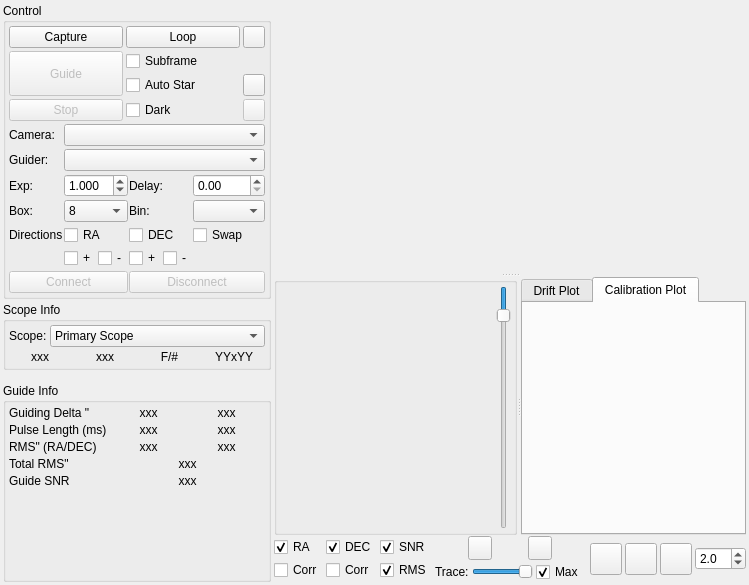
Old version of the form kstars/ekos/guide/guide.ui in the repository KDE/kstars.
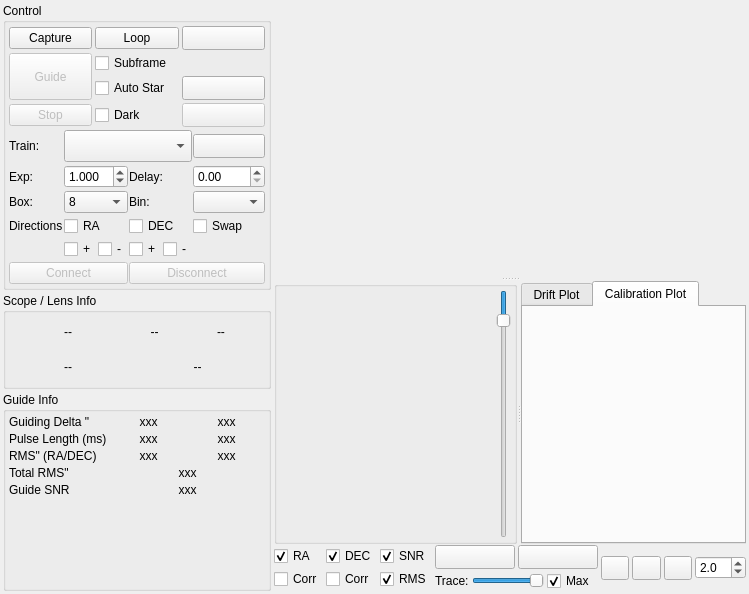
New version of the form. Icons and pictures are not drawn. Custom widgets are drawn as their Qt base class.

Commit message:
Add support for DSLR lenses. User can select either scope or lens in equipment...
Add support for DSLR lenses. User can select either scope or lens in equipment profile. Ekos will not read INDI telescope information but will always enforce profile scope and lens selection in the INDI driver

```diff
--- a/kstars/ekos/guide/guide.ui
+++ b/kstars/ekos/guide/guide.ui
@@ -7,7 +7,7 @@
     <x>0</x>
     <y>0</y>
     <width>749</width>
-    <height>585</height>
+    <height>594</height>
    </rect>
   </property>
   <layout class="QHBoxLayout" name="horizontalLayout_8" stretch="1,3">
@@ -69,6 +69,12 @@
           </item>
           <item row="0" column="0">
            <widget class="QPushButton" name="captureB">
+            <property name="sizePolicy">
+             <sizepolicy hsizetype="Preferred" vsizetype="Fixed">
+              <horstretch>0</horstretch>
+              <verstretch>0</verstretch>
+             </sizepolicy>
+            </property>
             <property name="text">
              <string>Capture</string>
             </property>
@@ -79,6 +85,12 @@
             <property name="enabled">
              <bool>false</bool>
             </property>
+            <property name="sizePolicy">
+             <sizepolicy hsizetype="Preferred" vsizetype="Fixed">
+              <horstretch>0</horstretch>
+              <verstretch>0</verstretch>
+             </sizepolicy>
+            </property>
             <property name="text">
              <string>Stop</string>
             </property>
@@ -88,14 +100,8 @@
            <widget class="QPushButton" name="showFITSViewerB">
             <property name="minimumSize">
              <size>
-              <width>22</width>
-              <height>22</height>
-             </size>
-            </property>
-            <property name="maximumSize">
-             <size>
-              <width>22</width>
-              <height>22</height>
+              <width>24</width>
+              <height>24</height>
              </size>
             </property>
             <property name="toolTip">
@@ -104,20 +110,20 @@
             <property name="text">
              <string/>
             </property>
+            <property name="iconSize">
+             <size>
+              <width>24</width>
+              <height>24</height>
+             </size>
+            </property>
            </widget>
           </item>
           <item row="2" column="2">
            <widget class="QPushButton" name="clearCalibrationB">
             <property name="minimumSize">
              <size>
-              <width>22</width>
-              <height>22</height>
-             </size>
-            </property>
-            <property name="maximumSize">
-             <size>
-              <width>22</width>
-              <height>22</height>
+              <width>24</width>
+              <height>24</height>
              </size>
             </property>
             <property name="toolTip">
@@ -132,8 +138,8 @@
             </property>
             <property name="iconSize">
              <size>
-              <width>22</width>
-              <height>22</height>
+              <width>24</width>
+              <height>24</height>
              </size>
             </property>
            </widget>
@@ -145,14 +151,8 @@
             </property>
             <property name="minimumSize">
              <size>
-              <width>22</width>
-              <height>22</height>
-             </size>
-            </property>
-            <property name="maximumSize">
-             <size>
-              <width>22</width>
-              <height>22</height>
+              <width>24</width>
+              <height>24</height>
              </size>
             </property>
             <property name="toolTip">
@@ -167,8 +167,8 @@
             </property>
             <property name="iconSize">
              <size>
-              <width>22</width>
-              <height>22</height>
+              <width>24</width>
+              <height>24</height>
              </size>
             </property>
            </widget>
@@ -196,7 +196,7 @@
              <bool>false</bool>
             </property>
             <property name="sizePolicy">
-             <sizepolicy hsizetype="Minimum" vsizetype="Preferred">
+             <sizepolicy hsizetype="Preferred" vsizetype="Preferred">
               <horstretch>0</horstretch>
               <verstretch>0</verstretch>
              </sizepolicy>
@@ -232,135 +232,7 @@
           <property name="verticalSpacing">
            <number>3</number>
           </property>
-          <item row="5" column="2">
-           <widget class="QCheckBox" name="checkBox_DirDEC">
-            <property name="toolTip">
-             <string>Guide Declination Axis</string>
-            </property>
-            <property name="styleSheet">
-             <string notr="true"/>
-            </property>
-            <property name="text">
-             <string>DEC</string>
-            </property>
-           </widget>
-          </item>
-          <item row="6" column="2">
-           <layout class="QHBoxLayout" name="horizontalLayout_10">
-            <property name="spacing">
-             <number>2</number>
-            </property>
-            <item>
-             <widget class="QCheckBox" name="northControlCheck">
-              <property name="toolTip">
-               <string>North Direction Guiding</string>
-              </property>
-              <property name="text">
-               <string>+</string>
-              </property>
-             </widget>
-            </item>
-            <item>
-             <widget class="QCheckBox" name="southControlCheck">
-              <property name="toolTip">
-               <string>South Direction Guiding</string>
-              </property>
-              <property name="text">
-               <string>-</string>
-              </property>
-             </widget>
-            </item>
-           </layout>
-          </item>
-          <item row="1" column="1" colspan="3">
-           <widget class="QComboBox" name="guiderCombo"/>
-          </item>
-          <item row="7" column="2" colspan="2">
-           <widget class="QPushButton" name="externalDisconnectB">
-            <property name="enabled">
-             <bool>false</bool>
-            </property>
-            <property name="toolTip">
-             <string>Disconnect from external guiding application.</string>
-            </property>
-            <property name="text">
-             <string>Disconnect</string>
-            </property>
-           </widget>
-          </item>
-          <item row="2" column="2">
-           <widget class="QLabel" name="label_4">
-            <property name="toolTip">
-             <string>Guide camera binning. It is recommended to set binning to 2x2 or higher.</string>
-            </property>
-            <property name="text">
-             <string>Delay:</string>
-            </property>
-           </widget>
-          </item>
-          <item row="0" column="1" colspan="3">
-           <widget class="QComboBox" name="cameraCombo"/>
-          </item>
-          <item row="0" column="0">
-           <widget class="QLabel" name="label">
-            <property name="text">
-             <string>Camera:</string>
-            </property>
-           </widget>
-          </item>
-          <item row="3" column="1">
-           <widget class="QComboBox" name="boxSizeCombo">
-            <item>
-             <property name="text">
-              <string>8</string>
-             </property>
-            </item>
-            <item>
-             <property name="text">
-              <string>16</string>
-             </property>
-            </item>
-            <item>
-             <property name="text">
-              <string>32</string>
-             </property>
-            </item>
-            <item>
-             <property name="text">
-              <string>64</string>
-             </property>
-            </item>
-            <item>
-             <property name="text">
-              <string>128</string>
-             </property>
-            </item>
-           </widget>
-          </item>
           <item row="5" column="1">
-           <widget class="QCheckBox" name="checkBox_DirRA">
-            <property name="toolTip">
-             <string>Guide Right Ascention Axis</string>
-            </property>
-            <property name="styleSheet">
-             <string notr="true"/>
-            </property>
-            <property name="text">
-             <string>RA</string>
-            </property>
-           </widget>
-          </item>
-          <item row="3" column="0">
-           <widget class="QLabel" name="label_5">
-            <property name="toolTip">
-             <string>Guide star tracking box size. Box size must be set in accordance to the selected star size.</string>
-            </property>
-            <property name="text">
-             <string>Box:</string>
-            </property>
-           </widget>
-          </item>
-          <item row="6" column="1">
            <layout class="QHBoxLayout" name="horizontalLayout_7">
             <property name="spacing">
              <number>2</number>
@@ -387,7 +259,33 @@
             </item>
            </layout>
           </item>
-          <item row="2" column="1">
+          <item row="6" column="0" colspan="2">
+           <widget class="QPushButton" name="externalConnectB">
+            <property name="enabled">
+             <bool>false</bool>
+            </property>
+            <property name="toolTip">
+             <string>Connect to external guiding application.</string>
+            </property>
+            <property name="text">
+             <string>Connect</string>
+            </property>
+           </widget>
+          </item>
+          <item row="4" column="2">
+           <widget class="QCheckBox" name="checkBox_DirDEC">
+            <property name="toolTip">
+             <string>Guide Declination Axis</string>
+            </property>
+            <property name="styleSheet">
+             <string notr="true"/>
+            </property>
+            <property name="text">
+             <string>DEC</string>
+            </property>
+           </widget>
+          </item>
+          <item row="1" column="1">
            <widget class="NonLinearDoubleSpinBox" name="exposureIN">
             <property name="decimals">
              <number>3</number>
@@ -400,14 +298,17 @@
             </property>
            </widget>
           </item>
-          <item row="5" column="0">
-           <widget class="QLabel" name="l_9">
+          <item row="2" column="0">
+           <widget class="QLabel" name="label_5">
+            <property name="toolTip">
+             <string>Guide star tracking box size. Box size must be set in accordance to the selected star size.</string>
+            </property>
             <property name="text">
-             <string>Directions</string>
+             <string>Box:</string>
             </property>
            </widget>
           </item>
-          <item row="2" column="0">
+          <item row="1" column="0">
            <widget class="QLabel" name="label_3">
             <property name="toolTip">
              <string>Exposure time in seconds</string>
@@ -417,7 +318,23 @@
             </property>
            </widget>
           </item>
-          <item row="5" column="3">
+          <item row="2" column="3">
+           <widget class="QComboBox" name="binningCombo"/>
+          </item>
+          <item row="6" column="2" colspan="2">
+           <widget class="QPushButton" name="externalDisconnectB">
+            <property name="enabled">
+             <bool>false</bool>
+            </property>
+            <property name="toolTip">
+             <string>Disconnect from external guiding application.</string>
+            </property>
+            <property name="text">
+             <string>Disconnect</string>
+            </property>
+           </widget>
+          </item>
+          <item row="4" column="3">
            <widget class="QCheckBox" name="swapCheck">
             <property name="toolTip">
              <string>Swap DEC direction pulses. This value is determined automatically from the calibration procedure, only override if necessary.</string>
@@ -430,17 +347,7 @@
             </property>
            </widget>
           </item>
-          <item row="1" column="0">
-           <widget class="QLabel" name="label_2">
-            <property name="toolTip">
-             <string>Select which device receives the guiding correction commands.</string>
-            </property>
-            <property name="text">
-             <string>Guider:</string>
-            </property>
-           </widget>
-          </item>
-          <item row="3" column="2">
+          <item row="2" column="2">
            <widget class="QLabel" name="label_8">
             <property name="toolTip">
              <string>Apply filter to image after capture to enhance it</string>
@@ -450,23 +357,44 @@
             </property>
            </widget>
           </item>
-          <item row="7" column="0" colspan="2">
-           <widget class="QPushButton" name="externalConnectB">
-            <property name="enabled">
-             <bool>false</bool>
+          <item row="1" column="2">
+           <widget class="QLabel" name="label_4">
+            <property name="toolTip">
+             <string>Guide camera binning. It is recommended to set binning to 2x2 or higher.</string>
             </property>
+            <property name="text">
+             <string>Delay:</string>
+            </property>
+           </widget>
+          </item>
+          <item row="4" column="1">
+           <widget class="QCheckBox" name="checkBox_DirRA">
             <property name="toolTip">
              <string>Connect to external guiding application.</string>
             </property>
+            <property name="styleSheet">
+             <string notr="true"/>
+            </property>
             <property name="text">
-             <string>Connect</string>
+             <string>RA</string>
             </property>
            </widget>
           </item>
-          <item row="3" column="3">
-           <widget class="QComboBox" name="binningCombo"/>
+          <item row="0" column="0">
+           <widget class="QLabel" name="label">
+            <property name="text">
+             <string>Train:</string>
+            </property>
+           </widget>
           </item>
-          <item row="2" column="3">
+          <item row="4" column="0">
+           <widget class="QLabel" name="l_9">
+            <property name="text">
+             <string>Directions</string>
+            </property>
+           </widget>
+          </item>
+          <item row="1" column="3">
            <widget class="QDoubleSpinBox" name="GuideDelay">
             <property name="toolTip">
              <string>Delay next guide exposure this many seconds after a pulse is sent</string>
@@ -476,6 +404,95 @@
             </property>
            </widget>
           </item>
+          <item row="5" column="2">
+           <layout class="QHBoxLayout" name="horizontalLayout_10">
+            <property name="spacing">
+             <number>2</number>
+            </property>
+            <item>
+             <widget class="QCheckBox" name="northControlCheck">
+              <property name="toolTip">
+               <string>North Direction Guiding</string>
+              </property>
+              <property name="text">
+               <string>+</string>
+              </property>
+             </widget>
+            </item>
+            <item>
+             <widget class="QCheckBox" name="southControlCheck">
+              <property name="toolTip">
+               <string>South Direction Guiding</string>
+              </property>
+              <property name="text">
+               <string>-</string>
+              </property>
+             </widget>
+            </item>
+           </layout>
+          </item>
+          <item row="2" column="1">
+           <widget class="QComboBox" name="boxSizeCombo">
+            <item>
+             <property name="text">
+              <string>8</string>
+             </property>
+            </item>
+            <item>
+             <property name="text">
+              <string>16</string>
+             </property>
+            </item>
+            <item>
+             <property name="text">
+              <string>32</string>
+             </property>
+            </item>
+            <item>
+             <property name="text">
+              <string>64</string>
+             </property>
+            </item>
+            <item>
+             <property name="text">
+              <string>128</string>
+             </property>
+            </item>
+           </widget>
+          </item>
+          <item row="0" column="1" colspan="2">
+           <widget class="QComboBox" name="opticalTrainCombo">
+            <property name="minimumSize">
+             <size>
+              <width>0</width>
+              <height>32</height>
+             </size>
+            </property>
+           </widget>
+          </item>
+          <item row="0" column="3">
+           <widget class="QPushButton" name="trainB">
+            <property name="minimumSize">
+             <size>
+              <width>24</width>
+              <height>24</height>
+             </size>
+            </property>
+            <property name="text">
+             <string/>
+            </property>
+            <property name="icon">
+             <iconset theme="document-edit">
+              <normaloff>.</normaloff>.</iconset>
+            </property>
+            <property name="iconSize">
+             <size>
+              <width>24</width>
+              <height>24</height>
+             </size>
+            </property>
+           </widget>
+          </item>
          </layout>
         </item>
        </layout>
@@ -484,12 +501,9 @@
      <item>
       <widget class="QGroupBox" name="infoGroupScope">
        <property name="title">
-        <string>Scope Info</string>
+        <string>Scope / Lens Info</string>
        </property>
-       <layout class="QVBoxLayout" name="guideInfoScopeLayout">
-        <property name="spacing">
-         <number>3</number>
-        </property>
+       <layout class="QGridLayout" name="gridLayout_2">
         <property name="leftMargin">
          <number>3</number>
         </property>
@@ -502,132 +516,181 @@
         <property name="bottomMargin">
          <number>3</number>
         </property>
-        <item>
-         <layout class="QHBoxLayout" name="horizontalLayout_6">
-          <property name="spacing">
-           <number>3</number>
+        <property name="spacing">
+         <number>3</number>
+        </property>
+        <item row="1" column="3" colspan="3">
+         <widget class="QLabel" name="l_FOV">
+          <property name="toolTip">
+           <string>Field of View (arcmin)</string>
           </property>
-          <item>
-           <widget class="QLabel" name="label_6">
-            <property name="text">
-             <string>Scope:</string>
-            </property>
-           </widget>
-          </item>
-          <item>
-           <widget class="QComboBox" name="FOVScopeCombo">
-            <property name="sizePolicy">
-             <sizepolicy hsizetype="MinimumExpanding" vsizetype="Fixed">
-              <horstretch>0</horstretch>
-              <verstretch>0</verstretch>
-             </sizepolicy>
-            </property>
-            <property name="toolTip">
-             <string>&lt;html&gt;&lt;head/&gt;&lt;body&gt;&lt;p&gt;Select which telescope to use when performing Field of View calculations.&lt;/p&gt;&lt;/body&gt;&lt;/html&gt;</string>
-            </property>
-            <item>
-             <property name="text">
-              <string>Primary Scope</string>
-             </property>
-            </item>
-            <item>
-             <property name="text">
-              <string>Guide Scope</string>
-             </property>
-            </item>
-           </widget>
-          </item>
-         </layout>
+          <property name="text">
+           <string>--</string>
+          </property>
+          <property name="scaledContents">
+           <bool>false</bool>
+          </property>
+          <property name="alignment">
+           <set>Qt::AlignCenter|Qt::AlignHCenter|Qt::AlignLeading|Qt::AlignLeft|Qt::AlignVCenter</set>
+          </property>
+         </widget>
         </item>
-        <item>
-         <layout class="QHBoxLayout" name="horizontalLayout_9">
-          <property name="spacing">
-           <number>3</number>
+        <item row="0" column="0">
+         <widget class="QLabel" name="focalLengthIcon">
+          <property name="minimumSize">
+           <size>
+            <width>32</width>
+            <height>32</height>
+           </size>
           </property>
-          <item>
-           <widget class="QLabel" name="l_Focal">
-            <property name="toolTip">
-             <string>Focal Length (mm)</string>
-            </property>
-            <property name="text">
-             <string notr="true">xxx</string>
-            </property>
-            <property name="scaledContents">
-             <bool>false</bool>
-            </property>
-            <property name="alignment">
-             <set>Qt::AlignLeading|Qt::AlignCenter|Qt::AlignVCenter</set>
-            </property>
-           </widget>
-          </item>
-          <item>
-           <widget class="QLabel" name="l_Aperture">
-            <property name="toolTip">
-             <string>Aperture (mm)</string>
-            </property>
-            <property name="text">
-             <string notr="true">xxx</string>
-            </property>
-            <property name="alignment">
-             <set>Qt::AlignLeading|Qt::AlignCenter|Qt::AlignVCenter</set>
-            </property>
-            <property name="scaledContents">
-             <bool>false</bool>
-            </property>
-           </widget>
-          </item>
-          <item>
-           <widget class="QLabel" name="l_FbyD">
-            <property name="toolTip">
-             <string>Focal Ratio</string>
-            </property>
-            <property name="text">
-             <string notr="true">F/#</string>
-            </property>
-            <property name="alignment">
-             <set>Qt::AlignLeading|Qt::AlignCenter|Qt::AlignVCenter</set>
-            </property>
-            <property name="scaledContents">
-             <bool>false</bool>
-            </property>
-           </widget>
-          </item>
-          <item>
-           <widget class="QLabel" name="l_FOV">
-            <property name="toolTip">
-             <string>Field of View (arcmin)</string>
-            </property>
-            <property name="text">
-             <string>YYxYY</string>
-            </property>
-            <property name="scaledContents">
-             <bool>false</bool>
-            </property>
-            <property name="alignment">
-             <set>Qt::AlignLeading|Qt::AlignCenter|Qt::AlignVCenter</set>
-            </property>
-           </widget>
-          </item>
-         </layout>
+          <property name="maximumSize">
+           <size>
+            <width>32</width>
+            <height>32</height>
+           </size>
+          </property>
+          <property name="text">
+           <string/>
+          </property>
+         </widget>
+        </item>
+        <item row="1" column="2">
+         <widget class="QLabel" name="FOVIcon">
+          <property name="minimumSize">
+           <size>
+            <width>32</width>
+            <height>32</height>
+           </size>
+          </property>
+          <property name="maximumSize">
+           <size>
+            <width>32</width>
+            <height>32</height>
+           </size>
+          </property>
+          <property name="text">
+           <string/>
+          </property>
+         </widget>
+        </item>
+        <item row="0" column="3">
+         <widget class="QLabel" name="l_Aperture">
+          <property name="toolTip">
+           <string>Aperture (mm)</string>
+          </property>
+          <property name="text">
+           <string notr="true">--</string>
+          </property>
+          <property name="scaledContents">
+           <bool>false</bool>
+          </property>
+          <property name="alignment">
+           <set>Qt::AlignCenter|Qt::AlignHCenter|Qt::AlignLeading|Qt::AlignLeft|Qt::AlignVCenter</set>
+          </property>
+         </widget>
+        </item>
+        <item row="0" column="2">
+         <widget class="QLabel" name="apertureIcon">
+          <property name="minimumSize">
+           <size>
+            <width>32</width>
+            <height>32</height>
+           </size>
+          </property>
+          <property name="maximumSize">
+           <size>
+            <width>32</width>
+            <height>32</height>
+           </size>
+          </property>
+          <property name="text">
+           <string/>
+          </property>
+         </widget>
+        </item>
+        <item row="1" column="0">
+         <widget class="QLabel" name="focalRatioIcon">
+          <property name="minimumSize">
+           <size>
+            <width>32</width>
+            <height>32</height>
+           </size>
+          </property>
+          <property name="maximumSize">
+           <size>
+            <width>32</width>
+            <height>32</height>
+           </size>
+          </property>
+          <property name="text">
+           <string/>
+          </property>
+         </widget>
+        </item>
+        <item row="0" column="1">
+         <widget class="QLabel" name="l_Focal">
+          <property name="toolTip">
+           <string>Focal Length (mm)</string>
+          </property>
+          <property name="text">
+           <string notr="true">--</string>
+          </property>
+          <property name="scaledContents">
+           <bool>false</bool>
+          </property>
+          <property name="alignment">
+           <set>Qt::AlignCenter|Qt::AlignHCenter|Qt::AlignLeading|Qt::AlignLeft|Qt::AlignVCenter</set>
+          </property>
+         </widget>
+        </item>
+        <item row="0" column="5">
+         <widget class="QLabel" name="l_Reducer">
+          <property name="toolTip">
+           <string>Reducer</string>
+          </property>
+          <property name="text">
+           <string>--</string>
+          </property>
+         </widget>
+        </item>
+        <item row="1" column="1">
+         <widget class="QLabel" name="l_FbyD">
+          <property name="toolTip">
+           <string>Focal Ratio</string>
+          </property>
+          <property name="text">
+           <string notr="true">--</string>
+          </property>
+          <property name="scaledContents">
+           <bool>false</bool>
+          </property>
+          <property name="alignment">
+           <set>Qt::AlignCenter|Qt::AlignHCenter|Qt::AlignLeading|Qt::AlignLeft|Qt::AlignVCenter</set>
+          </property>
+         </widget>
+        </item>
+        <item row="0" column="4">
+         <widget class="QLabel" name="reducerIcon">
+          <property name="minimumSize">
+           <size>
+            <width>32</width>
+            <height>32</height>
+           </size>
+          </property>
+          <property name="maximumSize">
+           <size>
+            <width>32</width>
+            <height>32</height>
+           </size>
+          </property>
+          <property name="text">
+           <string/>
+          </property>
+         </widget>
         </item>
        </layout>
       </widget>
      </item>
-     <item>
-      <spacer name="verticalSpacer">
-       <property name="orientation">
-        <enum>Qt::Vertical</enum>
-       </property>
-       <property name="sizeType">
-        <enum>QSizePolicy::Fixed</enum>
-       </property>
-       <property name="sizeHint" stdset="0">
-        <size>
-          <height>10</height>
-        </size>
-       </property>
-      </spacer>
-     </item>   
      <item>
       <widget class="QGroupBox" name="infoGroup">
        <property name="title">
@@ -682,7 +745,7 @@
                <string notr="true">xxx</string>
               </property>
               <property name="alignment">
-               <set>Qt::AlignLeading|Qt::AlignCenter|Qt::AlignVCenter</set>
+               <set>Qt::AlignCenter|Qt::AlignHCenter|Qt::AlignLeading|Qt::AlignLeft|Qt::AlignVCenter</set>
               </property>
              </widget>
             </item>
@@ -695,7 +758,7 @@
                <string notr="true">xxx</string>
               </property>
               <property name="alignment">
-               <set>Qt::AlignLeading|Qt::AlignCenter|Qt::AlignVCenter</set>
+               <set>Qt::AlignCenter|Qt::AlignHCenter|Qt::AlignLeading|Qt::AlignLeft|Qt::AlignVCenter</set>
               </property>
              </widget>
             </item>
@@ -715,7 +778,7 @@
                <string notr="true">xxx</string>
               </property>
               <property name="alignment">
-               <set>Qt::AlignLeading|Qt::AlignCenter|Qt::AlignVCenter</set>
+               <set>Qt::AlignCenter|Qt::AlignHCenter|Qt::AlignLeading|Qt::AlignLeft|Qt::AlignVCenter</set>
               </property>
              </widget>
             </item>
@@ -728,7 +791,7 @@
                <string notr="true">xxx</string>
               </property>
               <property name="alignment">
-               <set>Qt::AlignLeading|Qt::AlignCenter|Qt::AlignVCenter</set>
+               <set>Qt::AlignCenter|Qt::AlignHCenter|Qt::AlignLeading|Qt::AlignLeft|Qt::AlignVCenter</set>
               </property>
              </widget>
             </item>
@@ -758,7 +821,7 @@
                <string notr="true">xxx</string>
               </property>
               <property name="alignment">
-               <set>Qt::AlignLeading|Qt::AlignCenter|Qt::AlignVCenter</set>
+               <set>Qt::AlignCenter|Qt::AlignHCenter|Qt::AlignLeading|Qt::AlignLeft|Qt::AlignVCenter</set>
               </property>
              </widget>
             </item>
@@ -771,7 +834,7 @@
                <string notr="true">xxx</string>
               </property>
               <property name="alignment">
-               <set>Qt::AlignLeading|Qt::AlignCenter|Qt::AlignVCenter</set>
+               <set>Qt::AlignCenter|Qt::AlignHCenter|Qt::AlignLeading|Qt::AlignLeft|Qt::AlignVCenter</set>
               </property>
              </widget>
             </item>
@@ -1235,16 +1298,9 @@
                <height>24</height>
               </size>
              </property>
-             <property name="maximumSize">
-              <size>
-               <width>24</width>
-               <height>24</height>
-              </size>
-             </property>
              <property name="font">
               <font>
                <pointsize>16</pointsize>
-               <weight>75</weight>
                <bold>true</bold>
               </font>
              </property>
@@ -1254,6 +1310,12 @@
              <property name="text">
               <string/>
              </property>
+             <property name="iconSize">
+              <size>
+               <width>24</width>
+               <height>24</height>
+              </size>
+             </property>
             </widget>
            </item>
            <item>
@@ -1264,16 +1326,9 @@
                <height>24</height>
               </size>
              </property>
-             <property name="maximumSize">
-              <size>
-               <width>24</width>
-               <height>24</height>
-              </size>
-             </property>
              <property name="font">
               <font>
                <pointsize>16</pointsize>
-               <weight>75</weight>
                <bold>true</bold>
               </font>
              </property>
@@ -1283,6 +1338,12 @@
              <property name="text">
               <string/>
              </property>
+             <property name="iconSize">
+              <size>
+               <width>24</width>
+               <height>24</height>
+              </size>
+             </property>
             </widget>
            </item>
           </layout>
@@ -1339,14 +1400,8 @@
         <widget class="QPushButton" name="guideAutoScaleGraphB">
          <property name="minimumSize">
           <size>
-           <width>32</width>
-           <height>31</height>
-          </size>
-         </property>
-         <property name="maximumSize">
-          <size>
-           <width>32</width>
-           <height>32</height>
+           <width>24</width>
+           <height>24</height>
           </size>
          </property>
          <property name="toolTip">
@@ -1355,20 +1410,20 @@
          <property name="text">
           <string/>
          </property>
+         <property name="iconSize">
+          <size>
+           <width>24</width>
+           <height>24</height>
+          </size>
+         </property>
         </widget>
        </item>
        <item>
         <widget class="QPushButton" name="guideSaveDataB">
          <property name="minimumSize">
           <size>
-           <width>32</width>
-           <height>32</height>
-          </size>
-         </property>
-         <property name="maximumSize">
-          <size>
-           <width>32</width>
-           <height>32</height>
+           <width>24</width>
+           <height>24</height>
           </size>
          </property>
          <property name="toolTip">
@@ -1377,20 +1432,20 @@
          <property name="text">
           <string/>
          </property>
+         <property name="iconSize">
+          <size>
+           <width>24</width>
+           <height>24</height>
+          </size>
+         </property>
         </widget>
        </item>
        <item>
         <widget class="QPushButton" name="guideDataClearB">
          <property name="minimumSize">
           <size>
-           <width>32</width>
-           <height>32</height>
-          </size>
-         </property>
-         <property name="maximumSize">
-          <size>
-           <width>32</width>
-           <height>32</height>
+           <width>24</width>
+           <height>24</height>
           </size>
          </property>
          <property name="toolTip">
@@ -1399,6 +1454,12 @@
          <property name="text">
           <string/>
          </property>
+         <property name="iconSize">
+          <size>
+           <width>24</width>
+           <height>24</height>
+          </size>
+         </property>
         </widget>
        </item>
        <item>
@@ -1427,6 +1488,17 @@
   </layout>
  </widget>
  <customwidgets>
+  <customwidget>
+   <class>NonLinearDoubleSpinBox</class>
+   <extends>QDoubleSpinBox</extends>
+   <header>auxiliary/nonlineardoublespinbox.h</header>
+  </customwidget>
+  <customwidget>
+   <class>QCustomPlot</class>
+   <extends>QWidget</extends>
+   <header>auxiliary/qcustomplot.h</header>
+   <container>1</container>
+  </customwidget>
   <customwidget>
    <class>GuideDriftGraph</class>
    <extends>QWidget</extends>
@@ -1439,17 +1511,6 @@
    <header>ekos/guide/guidetargetplot.h</header>
    <container>1</container>
   </customwidget>
-  <customwidget>
-   <class>QCustomPlot</class>
-   <extends>QWidget</extends>
-   <header>auxiliary/qcustomplot.h</header>
-   <container>1</container>
-  </customwidget>
-  <customwidget>
-   <class>NonLinearDoubleSpinBox</class>
-   <extends>QDoubleSpinBox</extends>
-   <header>auxiliary/nonlineardoublespinbox.h</header>
-  </customwidget>
  </customwidgets>
  <tabstops>
   <tabstop>captureB</tabstop>
```
Left out of the diff: 18 changed lines with no effect on the pictures. The commit also changes 93 other files.
